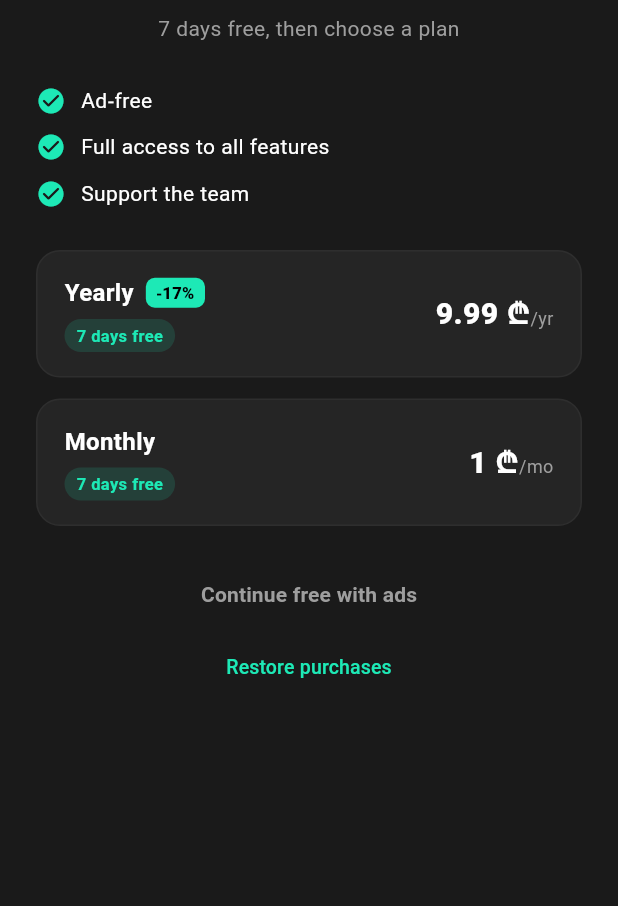
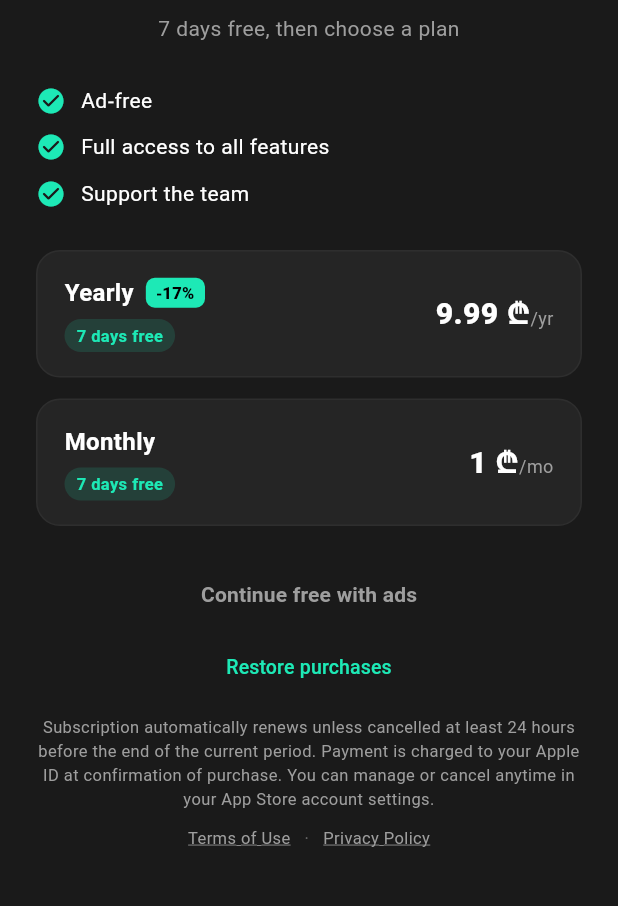
Before and after one commit to experto44/ev_charger_app, a Flutter app: the PaywallScreen screen opened directly, on a phone screen of 412 x 824 dp, the part 290-1196 px from its top. Run offline on Flutter 3.47's test engine with Material 3 defaults, Android fonts, the phone set to English and light mode, and no system bars; our stand-ins replace cloud_firestore, firebase_auth, firebase_core, flutter_map, geolocator, google_fonts and 6 more; missing offline and left inert: app_tracking_transparency, flutter_map_marker_cluster; accounts and stored records are empty; network calls fail; Roboto replaces fonts that are missing (Noto Sans Georgian).

Commit message:
feat: App Store compliance — account deletion, ATT, ads/location plist, IAP disclosure
Pre-submission blockers for iOS review (Guidelines 5.1.1(v), 5.1.2, 3.1.2):
- In-app account deletion: AuthService.deleteAccount() (wipes Firestore +
  Firebase Auth, transparent Google/Apple re-auth) + Delete Account button in
  profile with confirm dialog
- iOS AdMob: GADApplicationIdentifier + SKAdNetworkItems in Info.plist;
  platform-aware ad units (iOS test units until real AdMob iOS app exists) so
  the SDK no longer crashes on launch
- App Tracking Transparency prompt on iOS launch (app_tracking_transparency)
  + NSUserTrackingUsageDescription
- NSLocationWhenInUseUsageDescription
- Paywall: auto-renew disclosure + Terms of Use (Apple EULA) & Privacy links
- bump version 1.1.6+18

Co-Authored-By: Claude Opus 4.8 <noreply@anthropic.com>

```diff
--- a/lib/l10n/app_strings.dart
+++ b/lib/l10n/app_strings.dart
@@ -61,6 +61,22 @@ class AppStrings {
   static String get save => isGeorgian ? 'შენახვა' : 'Save';
   static String get savedExclaim => isGeorgian ? 'შენახულია!' : 'Saved!';
   static String get signOut => isGeorgian ? 'გამოსვლა' : 'Sign Out';
+  static String get deleteAccount =>
+      isGeorgian ? 'ანგარიშის წაშლა' : 'Delete Account';
+  static String get deleteAccountTitle =>
+      isGeorgian ? 'ანგარიშის წაშლა?' : 'Delete account?';
+  static String get deleteAccountBody => isGeorgian
+      ? 'ეს სამუდამოდ წაშლის თქვენს ანგარიშს და ყველა მონაცემს. ქმედება შეუქცევადია.'
+      : 'This permanently deletes your account and all of your data. This cannot be undone.';
+  static String get cancel => isGeorgian ? 'გაუქმება' : 'Cancel';
+  static String get delete => isGeorgian ? 'წაშლა' : 'Delete';
+  static String get accountDeleted =>
+      isGeorgian ? 'ანგარიში წაიშალა' : 'Account deleted';
+  static String get reloginToDelete => isGeorgian
+      ? 'უსაფრთხოებისთვის თავიდან შედით სისტემაში და სცადეთ წაშლა ხელახლა'
+      : 'For security, please sign in again, then retry deleting your account';
+  static String get deleteFailed =>
+      isGeorgian ? 'წაშლა ვერ მოხერხდა' : 'Could not delete account';
   static String get carModel => isGeorgian ? 'მანქანის მოდელი' : 'Car Model';
   static String get myConnector => isGeorgian ? 'ჩემი კონექტორი' : 'My Connector';
   static String get maxRange => isGeorgian ? 'მაქს. გარბენი' : 'Max Range';
@@ -212,4 +228,11 @@ class AppStrings {
   static String get noActiveSubscription => isGeorgian
       ? 'აქტიური გამოწერა ვერ მოიძებნა'
       : 'No active subscription found';
+
+  // Required auto-renewable subscription disclosure (App Store Guideline 3.1.2).
+  static String get autoRenewDisclosure => isGeorgian
+      ? 'გამოწერა ავტომატურად განახლდება, თუ მიმდინარე პერიოდის დასრულებამდე მინიმუმ 24 საათით ადრე არ გააუქმებთ. გადახდა ჩამოიჭრება თქვენი Apple ID-დან ყიდვის დადასტურებისას. გამოწერის მართვა და გაუქმება შესაძლებელია App Store-ის პარამეტრებში ყიდვის შემდეგ.'
+      : 'Subscription automatically renews unless cancelled at least 24 hours before the end of the current period. Payment is charged to your Apple ID at confirmation of purchase. You can manage or cancel anytime in your App Store account settings.';
+  static String get termsOfUse =>
+      isGeorgian ? 'მოხმარების წესები' : 'Terms of Use';
 }
--- a/lib/screens/paywall_screen.dart
+++ b/lib/screens/paywall_screen.dart
@@ -1,9 +1,15 @@
 import 'package:flutter/material.dart';
 import 'package:in_app_purchase/in_app_purchase.dart';
+import 'package:url_launcher/url_launcher.dart';
 
 import '../l10n/app_strings.dart';
 import '../services/purchase_service.dart';
 import '../utils/responsive.dart';
+
+// Apple's standard auto-renewable subscription EULA (used as Terms of Use) and
+// the app's privacy policy — both must be reachable from the paywall.
+const _kTermsUrl   = 'https://www.apple.com/legal/internet-services/itunes/dev/stdeula/';
+const _kPrivacyUrl = 'https://experto44.github.io/ev_charger_app/privacy-policy.html';
 
 // ── Palette ───────────────────────────────────────────────────────────────────
 const _bgDark    = Color(0xFF1A1A1A);
@@ -245,7 +251,51 @@ class _PaywallScreenState extends State<PaywallScreen> {
               style: const TextStyle(color: _teal, fontSize: 13),
             ),
           ),
+
+          const SizedBox(height: 8),
+          // Auto-renewable subscription disclosure + legal links (Guideline 3.1.2).
+          Text(
+            AppStrings.autoRenewDisclosure,
+            textAlign: TextAlign.center,
+            style: const TextStyle(color: _textSec, fontSize: 11, height: 1.45),
+          ),
+          const SizedBox(height: 10),
+          Row(
+            mainAxisAlignment: MainAxisAlignment.center,
+            children: [
+              const _LegalLink(label: 'termsOfUse', url: _kTermsUrl),
+              Text('   ·   ',
+                  style: TextStyle(
+                      color: _textSec.withValues(alpha: 0.6), fontSize: 11)),
+              const _LegalLink(label: 'privacyPolicy', url: _kPrivacyUrl),
+            ],
+          ),
         ],
+      ),
+    );
+  }
+}
+
+// ── Legal link (Terms of Use / Privacy Policy) ────────────────────────────────
+class _LegalLink extends StatelessWidget {
+  const _LegalLink({required this.label, required this.url});
+  final String label; // 'termsOfUse' | 'privacyPolicy'
+  final String url;
+
+  @override
+  Widget build(BuildContext context) {
+    final text =
+        label == 'termsOfUse' ? AppStrings.termsOfUse : AppStrings.privacyPolicy;
+    return GestureDetector(
+      onTap: () => launchUrl(Uri.parse(url), mode: LaunchMode.externalApplication),
+      child: Text(
+        text,
+        style: const TextStyle(
+          color: _textSec,
+          fontSize: 11,
+          decoration: TextDecoration.underline,
+          decorationColor: _textSec,
+        ),
       ),
     );
   }
--- a/lib/services/ad_service.dart
+++ b/lib/services/ad_service.dart
@@ -1,3 +1,5 @@
+import 'dart:io' show Platform;
+
 import 'package:flutter/material.dart';
 import 'package:google_mobile_ads/google_mobile_ads.dart';
 
@@ -16,8 +18,16 @@ import 'purchase_service.dart';
 /// │  While these unit IDs are empty, ad loading is disabled app-wide, so    │
 /// │  the free tier simply shows no ads until the IDs are filled in.         │
 /// └──────────────────────────────────────────────────────────────────────┘
-const String _kBannerAdUnitId       = 'ca-app-pub-2323581212631140/6735366094';
-const String _kInterstitialAdUnitId = 'ca-app-pub-2323581212631140/4959249997';
+// Android uses the production ad units. iOS uses Google's official TEST units
+// for now so TestFlight builds show (test) ads without policy risk. TODO(admob):
+// create the AdMob iOS app + ad units and replace the two iOS ids below, plus
+// GADApplicationIdentifier in ios/Runner/Info.plist.
+final String _kBannerAdUnitId = Platform.isIOS
+    ? 'ca-app-pub-3940256099942544/2934735716'   // iOS TEST banner — replace
+    : 'ca-app-pub-2323581212631140/6735366094';
+final String _kInterstitialAdUnitId = Platform.isIOS
+    ? 'ca-app-pub-3940256099942544/4411468910'   // iOS TEST interstitial — replace
+    : 'ca-app-pub-2323581212631140/4959249997';
 
 /// How often an interstitial may be shown, at most.
 const Duration _kInterstitialMinGap = Duration(minutes: 2);
@@ -56,7 +66,7 @@ class AdService {
   /// `Scaffold.bottomNavigationBar`.
   Widget? bottomBanner() {
     if (!_adsAllowed || !bannerConfigured || !_initialized) return null;
-    return const _AdBanner(adUnitId: _kBannerAdUnitId);
+    return _AdBanner(adUnitId: _kBannerAdUnitId);
   }
 
   /// A banner for the top of the free-tier map screen (placed below the search
@@ -66,7 +76,7 @@ class AdService {
   /// bottom banner.
   Widget? topBanner() {
     if (!_adsAllowed || !bannerConfigured || !_initialized) return null;
-    return const _AdBanner(adUnitId: _kBannerAdUnitId);
+    return _AdBanner(adUnitId: _kBannerAdUnitId);
   }
 
   // ── Interstitial ─────────────────────────────────────────────────────────
--- a/pubspec.yaml
+++ b/pubspec.yaml
@@ -19,7 +19,7 @@ publish_to: 'none' # Remove this line if you wish to publish to pub.dev
 # Single source of truth for BOTH platforms: <marketing>+<build>.
 # Android reads it as versionName+versionCode; iOS as CFBundleShortVersionString
 # +CFBundleVersion. Bump this for every release — no per-platform edits needed.
-version: 1.1.5+17
+version: 1.1.6+18
 
 environment:
   sdk: '>=3.4.0 <4.0.0'
@@ -54,6 +54,7 @@ dependencies:
   google_mobile_ads: ^5.2.0
   sign_in_with_apple: ^6.1.0   # iOS Sign in with Apple (required by Guideline 4.8)
   crypto: ^3.0.3               # SHA-256 nonce hashing for the Apple credential
+  app_tracking_transparency: ^2.0.6  # iOS ATT prompt for AdMob (Guideline 5.1.2)
 
 dev_dependencies:
   flutter_test:
```
Also changed, not shown: lib/main.dart (+14 -0 lines), lib/profile_screen.dart (+70 -0 lines), lib/services/auth_service.dart (+55 -0 lines), pubspec.lock, 2 other files.
